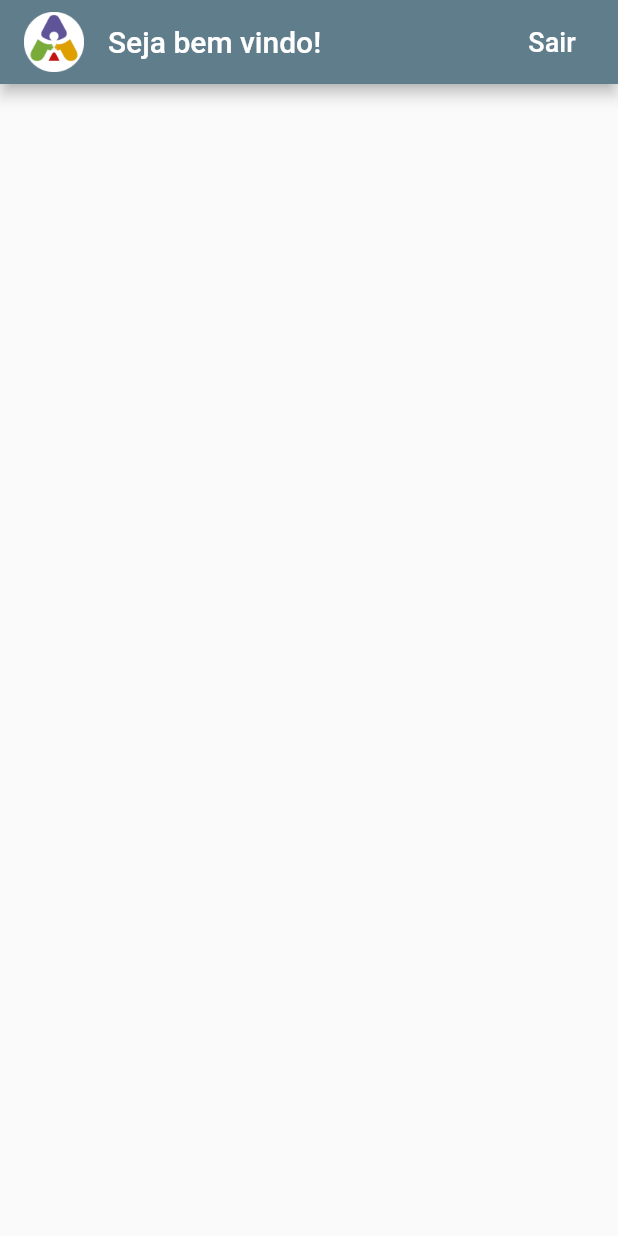
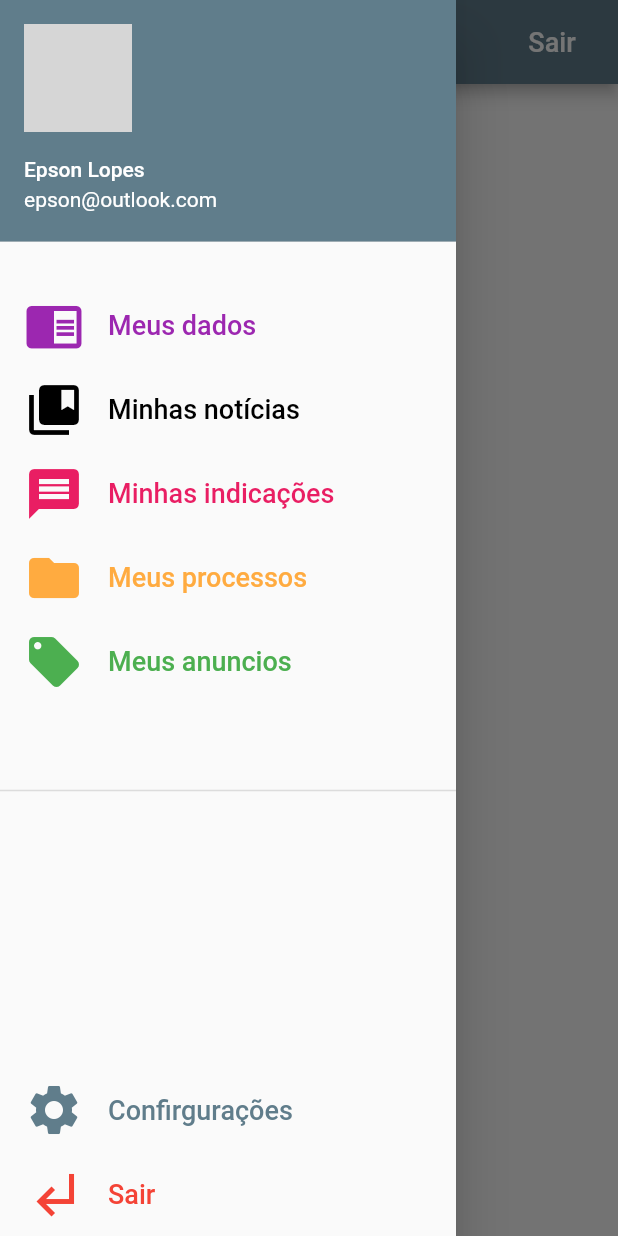
Before and after one commit to epsonlopesdev/inkluime, a Flutter app: the HomePage screen opened directly, with the side drawer open (before the commit the screen has no drawer), on a phone screen of 412 x 824 dp. Run offline on Flutter 3.47's test engine with Material 2 defaults, Android fonts, the phone set to English and light mode, and no system bars; our stand-ins replace cloud_firestore, firebase_auth, google_sign_in; missing offline and left inert: flutter_facebook_login; accounts and stored records are empty; network calls fail; grey boxes are pictures that could not be loaded.

Commit message:
Menu Lateral

```diff
--- a/lib/app/home/page.dart
+++ b/lib/app/home/page.dart
@@ -29,13 +29,13 @@ class HomePage extends StatelessWidget {
   Widget build(BuildContext context) {
     return Scaffold(
       appBar: AppBar(
-        leading: Padding(
+        /*leading: Padding(
           padding: EdgeInsets.only(left: 16),
           child: Image.asset(
             'lib/assets/imagem/akolhe-logo-only.png',
             height: 40.0,
           ),
-        ),
+        ),*/
         title: Text('Seja bem vindo!'),
         actions: <Widget>[
           FlatButton(
@@ -48,6 +48,141 @@ class HomePage extends StatelessWidget {
           )
         ],
       ),
+      drawer: _menuLateral(),
+      body: _conteudo(context),
+    );
+  }
+
+  Widget _conteudo(BuildContext context) {
+    return Container(
+      child: Text(''),
+    );
+  }
+
+  Widget _menuLateral() {
+    return Drawer(
+      child: Column(
+        children: [
+          UserAccountsDrawerHeader(
+            currentAccountPicture: CircleAvatar(
+              backgroundImage: NetworkImage(
+                  'https://scontent-gru2-1.xx.fbcdn.net/v/t31.0-8/p960x960/25299792_1742080809188062_4581160011719734085_o.jpg?_nc_cat=109&_nc_sid=09cbfe&_nc_eui2=AeERUaBptDvDAphmu99Zi9T_m41vAbg4zdebjW8BuDjN19ZPyuRM1SZGaf8Ko8cA7DVAeRsDXFqDtMgC-OqqMgyn&_nc_ohc=GxUJ1ZbU06cAX8MoU1E&_nc_ht=scontent-gru2-1.xx&_nc_tp=6&oh=322d19dc4719dd1028b8bb7c011f8d2e&oe=5ECFD6FC'),
+            ),
+            /*otherAccountsPictures: [
+              CircleAvatar(
+                backgroundImage: NetworkImage('https://scontent-gru2-1.xx.fbcdn.net/v/t31.0-8/p960x960/16904705_1444859902243489_3739793644136771899_o.jpg?_nc_cat=111&_nc_sid=174925&_nc_eui2=AeE4G3VFRKvOe76JVO_YeBYfc1c04fzjrARzVzTh_OOsBEdUmKe9yuJSsGZiDkYI2IhwntIEGQ9Sf-P9oz7IGQ71&_nc_ohc=x5CaG5kmXR0AX_rqvtg&_nc_ht=scontent-gru2-1.xx&_nc_tp=6&oh=50a3e186ccee05c2e359fb9de7f0eda8&oe=5ECF5A11'),
+              )
+            ],*/
+            accountName: Text('Epson Lopes'),
+            accountEmail: Text('epson@outlook.com'),
+          ),
+          Padding(
+            padding: EdgeInsets.only(top: 20),
+          ),
+          ListTile(
+            leading: Icon(
+              Icons.chrome_reader_mode,
+              color: Colors.purple,
+              size: 40.0,
+            ),
+            title: Text(
+              'Meus dados',
+              style: TextStyle(
+                fontSize: 18.0,
+                color: Colors.purple,
+              ),
+            ),
+          ),
+          ListTile(
+            leading: Icon(
+              Icons.collections_bookmark,
+              size: 40.0,
+              color: Colors.black,
+            ),
+            title: Text(
+              'Minhas notícias',
+              style: TextStyle(
+                fontSize: 18.0,
+                color: Colors.black,
+              ),
+            ),
+          ),
+          ListTile(
+            leading: Icon(
+              Icons.message,
+              color: Colors.pink,
+              size: 40.0,
+            ),
+            title: Text(
+              'Minhas indicações',
+              style: TextStyle(
+                fontSize: 18.0,
+                color: Colors.pink,
+              ),
+            ),
+          ),
+          ListTile(
+            leading: Icon(
+              Icons.folder,
+              color: Colors.orangeAccent,
+              size: 40.0,
+            ),
+            title: Text(
+              'Meus processos',
+              style: TextStyle(
+                fontSize: 18.0,
+                color: Colors.orangeAccent,
+              ),
+            ),
+          ),
+          ListTile(
+            leading: Icon(
+              Icons.local_offer,
+              color: Colors.green,
+              size: 40.0,
+            ),
+            title: Text(
+              'Meus anuncios',
+              style: TextStyle(
+                fontSize: 18.0,
+                color: Colors.green,
+              ),
+            ),
+          ),
+          SizedBox(height: 50.0,),
+          Divider(thickness: 1.0,),
+          Expanded(
+            child: Align(
+              alignment: FractionalOffset.bottomCenter,
+              child: ListTile(
+                leading: Icon(
+                  Icons.settings,
+                  color: Colors.blueGrey,
+                  size: 40.0,
+                ),
+                title: Text(
+                  'Confirgurações',
+                  style: TextStyle(
+                    fontSize: 18.0,
+                    color: Colors.blueGrey,
+                  ),
+                ),
+              ),
+            ),
+          ),
+          ListTile(
+            leading: Icon(
+              Icons.subdirectory_arrow_left,
+              color: Colors.red,
+              size: 40.0,
+            ),
+            title: Text(
+              'Sair',
+              style: TextStyle(fontSize: 18.0, color: Colors.red),
+            ),
+          ),
+        ],
+      ),
     );
   }
 }
--- a/lib/app/seguranca/valida_usuario_page.dart
+++ b/lib/app/seguranca/valida_usuario_page.dart
@@ -1,5 +1,6 @@
 import 'package:app/app/administracao/estado/visualiza_page.dart';
 import 'package:app/app/autenticacao/page.dart';
+import 'package:app/app/home/page.dart';
 import 'package:app/app/servicos/autorizacao.dart';
 import 'package:app/app/servicos/banco_de_dados.dart';
 import 'package:flutter/material.dart';
@@ -20,7 +21,7 @@ class ValidaUsuario extends StatelessWidget {
             //return ProfiPage();
             return Provider<BancoDeDados>(
               create: (_) => FirestoreDatabase(usuarioId: usuario.uid),
-                child: VisualizaEstadoPage(),
+                child: HomePage(),
             );
           } else {
             return Scaffold(
```
